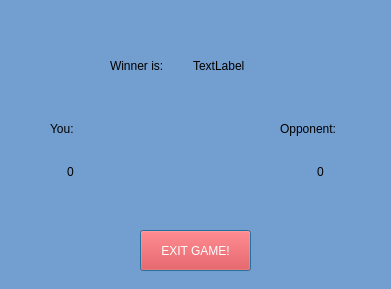
Before: the Qt Designer form GUI/EndGameWindow.ui in dnestorovic/Yamb, drawn with Qt 5.
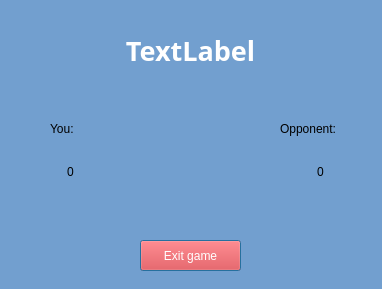
After: the same form once the commit is applied.

Commit message: Points for both players can be set, small design changes

Diff of the .ui file:
```diff
--- a/GUI/EndGameWindow.ui
+++ b/GUI/EndGameWindow.ui
@@ -9,7 +9,7 @@
    <rect>
     <x>0</x>
     <y>0</y>
-    <width>391</width>
+    <width>382</width>
     <height>289</height>
    </rect>
   </property>
@@ -26,9 +26,9 @@
    <property name="geometry">
     <rect>
      <x>140</x>
-     <y>230</y>
-     <width>111</width>
-     <height>41</height>
+     <y>240</y>
+     <width>101</width>
+     <height>31</height>
     </rect>
    </property>
    <property name="styleSheet">
@@ -36,35 +36,9 @@
 color: white;</string>
    </property>
    <property name="text">
-    <string>EXIT GAME!</string>
+    <string>Exit game</string>
    </property>
   </widget>
-  <widget class="QWidget" name="horizontalLayoutWidget">
-   <property name="geometry">
-    <rect>
-     <x>110</x>
-     <y>50</y>
-     <width>160</width>
-     <height>31</height>
-    </rect>
-   </property>
-   <layout class="QHBoxLayout" name="horizontalLayout">
-    <item>
-     <widget class="QLabel" name="label_5">
-      <property name="text">
-       <string>Winner is: </string>
-      </property>
-     </widget>
-    </item>
-    <item>
-     <widget class="QLabel" name="labelWinner">
-      <property name="text">
-       <string>TextLabel</string>
-      </property>
-     </widget>
-    </item>
-   </layout>
-  </widget>
   <widget class="QWidget" name="verticalLayoutWidget">
    <property name="geometry">
     <rect>
@@ -123,6 +97,33 @@
     </item>
    </layout>
   </widget>
+  <widget class="QLabel" name="labelWinner">
+   <property name="geometry">
+    <rect>
+     <x>60</x>
+     <y>30</y>
+     <width>261</width>
+     <height>41</height>
+    </rect>
+   </property>
+   <property name="font">
+    <font>
+     <family>Ubuntu Condensed</family>
+     <pointsize>20</pointsize>
+     <weight>75</weight>
+     <bold>true</bold>
+    </font>
+   </property>
+   <property name="styleSheet">
+    <string notr="true">color: white;</string>
+   </property>
+   <property name="text">
+    <string>TextLabel</string>
+   </property>
+   <property name="alignment">
+    <set>Qt::AlignCenter</set>
+   </property>
+  </widget>
  </widget>
  <resources/>
  <connections/>
```
Left out of the diff: 4 changed lines with no effect on the pictures. The commit also changes 2 other files.
